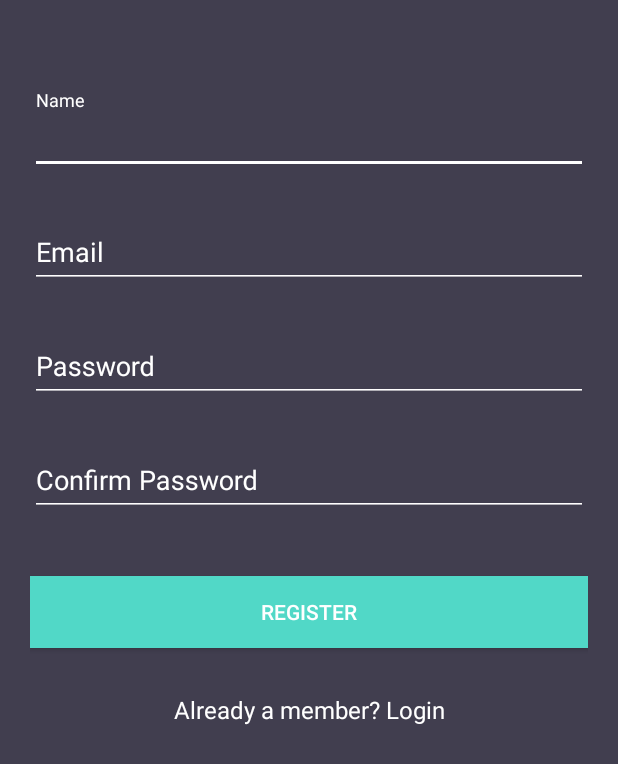
After one commit to Warsame-Egal/MapChatGo, an Android app: the layout activity_register.xml on its own in the app's theme, with its tools: preview values and no code run, on a phone screen of 412 x 824 dp. The commit adds this screen. Shown: the top 764 px of the screen. Run offline under Robolectric (Android 15) with nearby library versions, the phone set to English and light mode, and no system bars.

Commit message:
added titles to layouts and updated strings.xml

```diff
--- /dev/null
+++ b/app/src/main/res/layout/activity_register.xml
@@ -0,0 +1,100 @@
+<?xml version="1.0" encoding="utf-8"?>
+<android.support.v4.widget.NestedScrollView xmlns:android="http://schemas.android.com/apk/res/android"
+    xmlns:tools="http://schemas.android.com/tools"
+    android:id="@+id/nestedScrollView"
+    android:layout_width="match_parent"
+    android:layout_height="match_parent"
+    android:background="@color/colorBackground"
+    android:paddingBottom="20dp"
+    android:paddingLeft="20dp"
+    android:paddingRight="20dp"
+    android:paddingTop="20dp"
+    tools:context="com.example.warsa.MapChatGo.activities.RegisterActivity">
+
+    <android.support.v7.widget.LinearLayoutCompat
+        android:layout_width="match_parent"
+        android:layout_height="match_parent"
+        android:orientation="vertical">
+
+        <android.support.design.widget.TextInputLayout
+            android:id="@+id/textInputLayoutName"
+            android:layout_width="match_parent"
+            android:layout_height="wrap_content"
+            android:layout_marginTop="40dp">
+
+            <android.support.design.widget.TextInputEditText
+                android:id="@+id/textInputEditTextName"
+                android:layout_width="match_parent"
+                android:layout_height="match_parent"
+                android:hint="@string/hint_name"
+                android:inputType="text"
+                android:maxLines="1"
+                android:textColor="@android:color/white" />
+        </android.support.design.widget.TextInputLayout>
+
+        <android.support.design.widget.TextInputLayout
+            android:id="@+id/textInputLayoutEmail"
+            android:layout_width="match_parent"
+            android:layout_height="wrap_content"
+            android:layout_marginTop="20dp">
+
+            <android.support.design.widget.TextInputEditText
+                android:id="@+id/textInputEditTextEmail"
+                android:layout_width="match_parent"
+                android:layout_height="wrap_content"
+                android:hint="@string/hint_email"
+                android:inputType="text"
+                android:maxLines="1"
+                android:textColor="@android:color/white" />
+        </android.support.design.widget.TextInputLayout>
+
+        <android.support.design.widget.TextInputLayout
+            android:id="@+id/textInputLayoutPassword"
+            android:layout_width="match_parent"
+            android:layout_height="wrap_content"
+            android:layout_marginTop="20dp">
+
+            <android.support.design.widget.TextInputEditText
+                android:id="@+id/textInputEditTextPassword"
+                android:layout_width="match_parent"
+                android:layout_height="wrap_content"
+                android:hint="@string/hint_password"
+                android:inputType="textPassword"
+                android:maxLines="1"
+                android:textColor="@android:color/white" />
+        </android.support.design.widget.TextInputLayout>
+
+        <android.support.design.widget.TextInputLayout
+            android:id="@+id/textInputLayoutConfirmPassword"
+            android:layout_width="match_parent"
+            android:layout_height="wrap_content"
+            android:layout_marginTop="20dp">
+
+            <android.support.design.widget.TextInputEditText
+                android:id="@+id/textInputEditTextConfirmPassword"
+                android:layout_width="match_parent"
+                android:layout_height="wrap_content"
+                android:hint="@string/hint_confirm_password"
+                android:inputType="textPassword"
+                android:maxLines="1"
+                android:textColor="@android:color/white" />
+        </android.support.design.widget.TextInputLayout>
+
+        <android.support.v7.widget.AppCompatButton
+            android:id="@+id/appCompatButtonRegister"
+            android:layout_width="match_parent"
+            android:layout_height="wrap_content"
+            android:layout_marginTop="40dp"
+            android:background="@color/colorTextHint"
+            android:text="@string/text_register" />
+
+        <android.support.v7.widget.AppCompatTextView
+            android:id="@+id/appCompatTextViewLoginLink"
+            android:layout_width="fill_parent"
+            android:layout_height="wrap_content"
+            android:layout_marginTop="30dp"
+            android:gravity="center"
+            android:text="Already a member? Login"
+            android:textSize="16sp" />
+    </android.support.v7.widget.LinearLayoutCompat>
+</android.support.v4.widget.NestedScrollView>
--- a/app/src/main/res/values/strings.xml
+++ b/app/src/main/res/values/strings.xml
@@ -1,5 +1,8 @@
 <resources>
-    <string name="app_name">Login Register</string>
+    <string name="app_title">MapChatGO</string>
+    <string name="register_title">Register</string>
+    <string name="login_title">Login</string>
+    <string name="profile_title">Profile</string>
     <string name="text_accounts">All Accounts</string>
     <string name="hint_name">Name</string>
     <string name="hint_email">Email</string>
@@ -20,4 +23,5 @@
     <string name="action_settings">Settings</string>
     <string name="text_hello">Hello,</string>
     <string name="text_title">Android Tutorials Hub</string>
+    <string name="AlreadyamemberLogin">Already a member? Login</string>
 </resources>
```
Also changed, not shown: app/src/main/AndroidManifest.xml (+9 -5 lines), app/src/main/java/com/example/warsa/MapChatGo/activities/Profile.java (added, +15 -0 lines), app/src/main/res/layout/activity_login.xml (added, +68 -0 lines), app/src/main/res/layout/activity_profile.xml (added, +8 -0 lines).
